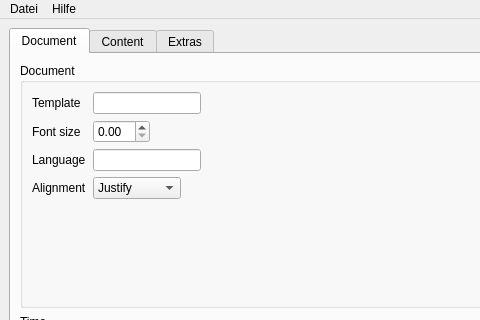
Before: the Qt Designer form ui/lattr.ui in blblblu/lattr, drawn with Qt 5; both pictures show x 0 to 480 and y 0 to 320 of the 800 by 600 pixel window.
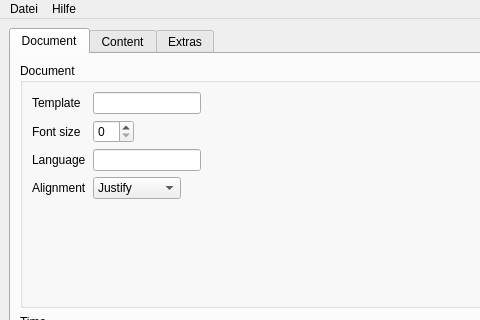
After: the same form once the commit is applied.

What changed in the file:
```diff
--- a/ui/lattr.ui
+++ b/ui/lattr.ui
@@ -87,13 +87,6 @@
              </property>
             </widget>
            </item>
-           <item row="1" column="1">
-            <widget class="QDoubleSpinBox" name="inputFontsize">
-             <property name="value">
-              <double>0.000000000000000</double>
-             </property>
-            </widget>
-           </item>
            <item row="2" column="0">
             <widget class="QLabel" name="labelLanguage">
              <property name="text">
@@ -134,6 +127,9 @@
              </item>
             </widget>
            </item>
+           <item row="1" column="1">
+            <widget class="QSpinBox" name="inputFontsize"/>
+           </item>
           </layout>
          </widget>
         </item>
```
